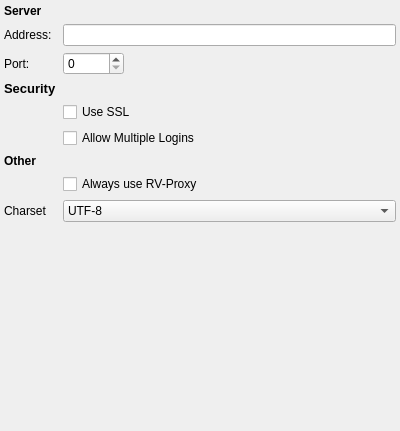
Qt form haze/icq-server-settings-widget.ui (KDE/ktp-accounts-kcm) before a commit.
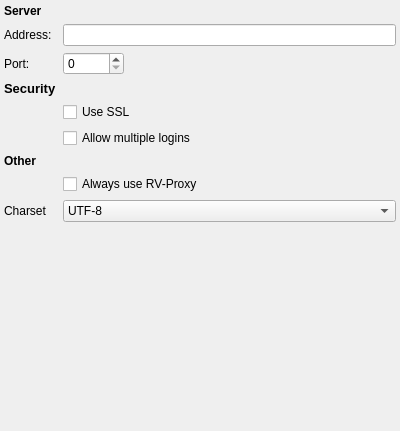
The same form after that commit. Custom widgets are drawn as their Qt base class.

Patch:
```diff
--- a/haze/icq-server-settings-widget.ui
+++ b/haze/icq-server-settings-widget.ui
@@ -95,7 +95,7 @@
      <item row="5" column="1">
       <widget class="QCheckBox" name="allowMultipleLoginsCheckBox">
        <property name="text">
-        <string>Allow Multiple Logins</string>
+        <string>Allow multiple logins</string>
        </property>
       </widget>
      </item>
```
